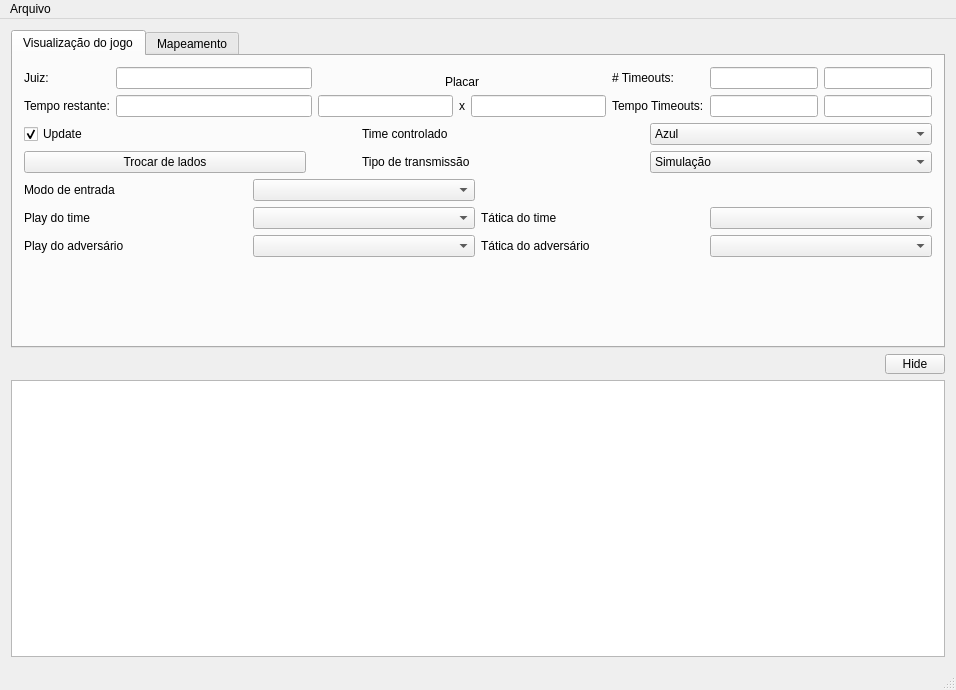
Old version of the form roboime/clients/GraphicalIntelligence.ui in the repository legacy-roboime/pyroboime.
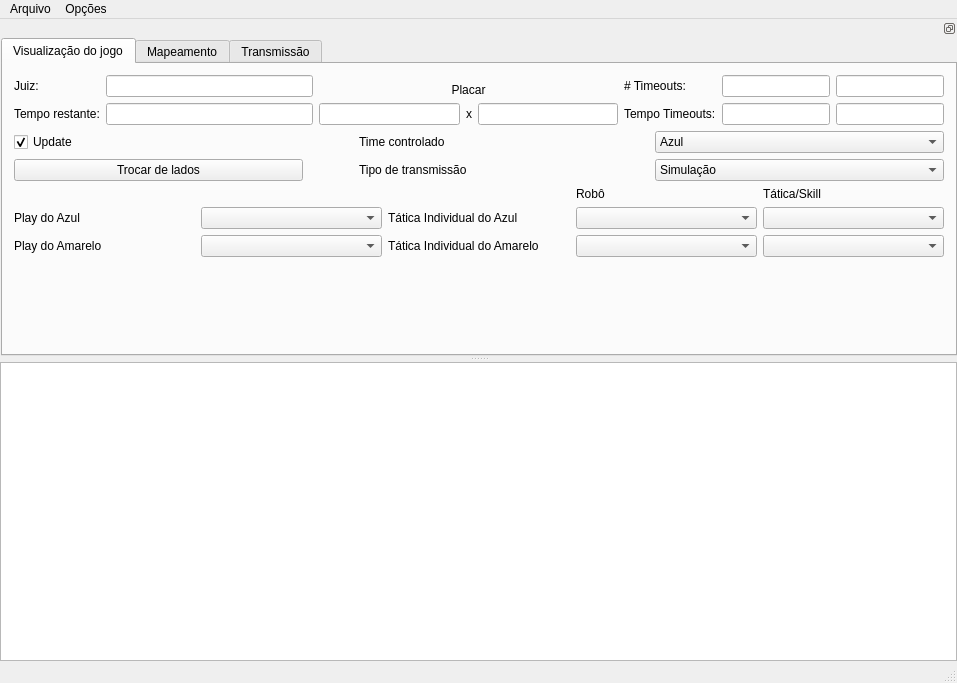
New version of the form. Custom widgets are drawn as their Qt base class.

Commit message: Added fullscreen feature and added plays and individuals to GUI

The edit to the form file:
```diff
--- a/roboime/clients/GraphicalIntelligence.ui
+++ b/roboime/clients/GraphicalIntelligence.ui
@@ -6,8 +6,8 @@
    <rect>
     <x>0</x>
     <y>0</y>
-    <width>956</width>
-    <height>690</height>
+    <width>957</width>
+    <height>683</height>
    </rect>
   </property>
   <property name="windowTitle">
@@ -15,7 +15,22 @@
   </property>
   <widget class="QWidget" name="centralWidget">
    <layout class="QGridLayout" name="gridLayout_3">
-    <item row="5" column="0">
+    <property name="leftMargin">
+     <number>0</number>
+    </property>
+    <property name="topMargin">
+     <number>0</number>
+    </property>
+    <property name="rightMargin">
+     <number>0</number>
+    </property>
+    <property name="bottomMargin">
+     <number>0</number>
+    </property>
+    <property name="spacing">
+     <number>0</number>
+    </property>
+    <item row="3" column="0">
      <widget class="StageView" name="stageView">
       <property name="sizePolicy">
        <sizepolicy hsizetype="Expanding" vsizetype="Expanding">
@@ -40,7 +55,64 @@
       </property>
      </widget>
     </item>
-    <item row="2" column="0">
+   </layout>
+  </widget>
+  <widget class="QMenuBar" name="menuBar">
+   <property name="geometry">
+    <rect>
+     <x>0</x>
+     <y>0</y>
+     <width>957</width>
+     <height>21</height>
+    </rect>
+   </property>
+   <widget class="QMenu" name="menuArquivo">
+    <property name="title">
+     <string>Arquivo</string>
+    </property>
+    <addaction name="actionSair"/>
+   </widget>
+   <widget class="QMenu" name="menuOp_es">
+    <property name="title">
+     <string>Opções</string>
+    </property>
+    <addaction name="actionFullscreen"/>
+   </widget>
+   <addaction name="menuArquivo"/>
+   <addaction name="menuOp_es"/>
+  </widget>
+  <widget class="QStatusBar" name="statusBar"/>
+  <widget class="QDockWidget" name="dockSetup">
+   <property name="features">
+    <set>QDockWidget::DockWidgetFloatable|QDockWidget::DockWidgetMovable</set>
+   </property>
+   <property name="allowedAreas">
+    <set>Qt::BottomDockWidgetArea|Qt::TopDockWidgetArea</set>
+   </property>
+   <attribute name="dockWidgetArea">
+    <number>4</number>
+   </attribute>
+   <widget class="QWidget" name="dockWidgetContents_2">
+    <layout class="QVBoxLayout" name="verticalLayout_2">
+     <property name="spacing">
+      <number>0</number>
+     </property>
+     <property name="sizeConstraint">
+      <enum>QLayout::SetMaximumSize</enum>
+     </property>
+     <property name="leftMargin">
+      <number>1</number>
+     </property>
+     <property name="topMargin">
+      <number>0</number>
+     </property>
+     <property name="rightMargin">
+      <number>0</number>
+     </property>
+     <property name="bottomMargin">
+      <number>0</number>
+     </property>
+     <item>
      <widget class="QTabWidget" name="tabWidget">
       <property name="sizePolicy">
        <sizepolicy hsizetype="Expanding" vsizetype="Minimum">
@@ -48,6 +120,12 @@
         <verstretch>0</verstretch>
        </sizepolicy>
       </property>
+       <property name="minimumSize">
+        <size>
+         <width>0</width>
+         <height>0</height>
+        </size>
+       </property>
       <property name="currentIndex">
        <number>0</number>
       </property>
@@ -250,55 +328,65 @@
         </item>
         <item>
          <layout class="QGridLayout" name="gridLayout_6">
-          <item row="0" column="0">
-           <widget class="QLabel" name="label_7">
-            <property name="text">
-             <string>Modo de entrada</string>
-            </property>
-           </widget>
-          </item>
-          <item row="0" column="1">
-           <widget class="QComboBox" name="cmbSelectMode"/>
-          </item>
-          <item row="1" column="0">
-           <widget class="QLabel" name="label_3">
-            <property name="text">
-             <string>Play do time</string>
-            </property>
-           </widget>
-          </item>
-          <item row="1" column="1">
-           <widget class="QComboBox" name="cmbSelectPlayOurs"/>
-          </item>
-          <item row="1" column="2">
-           <widget class="QLabel" name="label_6">
-            <property name="text">
-             <string>Tática do time</string>
-            </property>
-           </widget>
-          </item>
-          <item row="1" column="3">
-           <widget class="QComboBox" name="cmbSelectTacticOurs"/>
-          </item>
-          <item row="2" column="0">
-           <widget class="QLabel" name="label_4">
-            <property name="text">
-             <string>Play do adversário</string>
-            </property>
-           </widget>
-          </item>
-          <item row="2" column="1">
-           <widget class="QComboBox" name="cmbSelectPlayTheirs"/>
-          </item>
           <item row="2" column="2">
            <widget class="QLabel" name="label_8">
             <property name="text">
-             <string>Tática do adversário</string>
+              <string>Tática Individual do Amarelo</string>
             </property>
            </widget>
           </item>
+           <item row="2" column="0">
+            <widget class="QLabel" name="label_4">
+             <property name="text">
+              <string>Play do Amarelo</string>
+             </property>
+            </widget>
+           </item>
+           <item row="2" column="1">
+            <widget class="QComboBox" name="cmbSelectPlayYellow"/>
+           </item>
+           <item row="1" column="0">
+            <widget class="QLabel" name="label_3">
+             <property name="text">
+              <string>Play do Azul</string>
+             </property>
+            </widget>
+           </item>
+           <item row="1" column="3">
+            <widget class="QComboBox" name="cmbSelectRobotBlue"/>
+           </item>
+           <item row="1" column="2">
+            <widget class="QLabel" name="label_6">
+             <property name="text">
+              <string>Tática Individual do Azul</string>
+             </property>
+            </widget>
+           </item>
+           <item row="1" column="1">
+            <widget class="QComboBox" name="cmbSelectPlayBlue"/>
+           </item>
           <item row="2" column="3">
-           <widget class="QComboBox" name="cmbSelectTacticTheirs"/>
+            <widget class="QComboBox" name="cmbSelectRobotYellow"/>
+           </item>
+           <item row="1" column="4">
+            <widget class="QComboBox" name="cmbSelectIndividualBlue"/>
+           </item>
+           <item row="2" column="4">
+            <widget class="QComboBox" name="cmbSelectIndividualYellow"/>
+           </item>
+           <item row="0" column="3">
+            <widget class="QLabel" name="label_7">
+             <property name="text">
+              <string>Robô</string>
+             </property>
+            </widget>
+           </item>
+           <item row="0" column="4">
+            <widget class="QLabel" name="label_27">
+             <property name="text">
+              <string>Tática/Skill</string>
+             </property>
+            </widget>
           </item>
          </layout>
         </item>
@@ -307,9 +395,6 @@
           <property name="orientation">
            <enum>Qt::Vertical</enum>
           </property>
-          <property name="sizeType">
-           <enum>QSizePolicy::Expanding</enum>
-          </property>
           <property name="sizeHint" stdset="0">
            <size>
             <width>20</width>
@@ -1389,67 +1474,17 @@
         </item>
        </layout>
       </widget>
-     </widget>
-    </item>
-    <item row="3" column="0">
-     <layout class="QHBoxLayout" name="horizontalLayout_4">
-      <item>
-       <spacer name="horizontalSpacer_4">
-        <property name="orientation">
-         <enum>Qt::Horizontal</enum>
-        </property>
-        <property name="sizeHint" stdset="0">
-         <size>
-          <width>0</width>
-          <height>0</height>
-         </size>
-        </property>
-       </spacer>
-      </item>
-      <item>
-       <widget class="QPushButton" name="btnTabHide">
-        <property name="sizePolicy">
-         <sizepolicy hsizetype="Fixed" vsizetype="Fixed">
-          <horstretch>0</horstretch>
-          <verstretch>0</verstretch>
-         </sizepolicy>
-        </property>
-        <property name="maximumSize">
-         <size>
-          <width>60</width>
-          <height>20</height>
-         </size>
-        </property>
-        <property name="focusPolicy">
-         <enum>Qt::NoFocus</enum>
-        </property>
-        <property name="text">
-         <string>Hide</string>
-        </property>
+       <widget class="QWidget" name="tab_2">
+        <attribute name="title">
+         <string>Transmissão</string>
+        </attribute>
+        <layout class="QGridLayout" name="gridLayout_4"/>
+       </widget>
        </widget>
       </item>
      </layout>
-    </item>
-   </layout>
-  </widget>
-  <widget class="QMenuBar" name="menuBar">
-   <property name="geometry">
-    <rect>
-     <x>0</x>
-     <y>0</y>
-     <width>956</width>
-     <height>21</height>
-    </rect>
-   </property>
-   <widget class="QMenu" name="menuArquivo">
-    <property name="title">
-     <string>Arquivo</string>
-    </property>
-    <addaction name="actionSair"/>
-   </widget>
-   <addaction name="menuArquivo"/>
-  </widget>
-  <widget class="QStatusBar" name="statusBar"/>
+   </widget>
+  </widget>
   <action name="actionSair">
    <property name="text">
     <string>Sair</string>
```
Left out of the diff: 10 changed lines with no effect on the pictures. Lines whose indentation alone changed are shown as unchanged. The commit also changes 2 other files.
